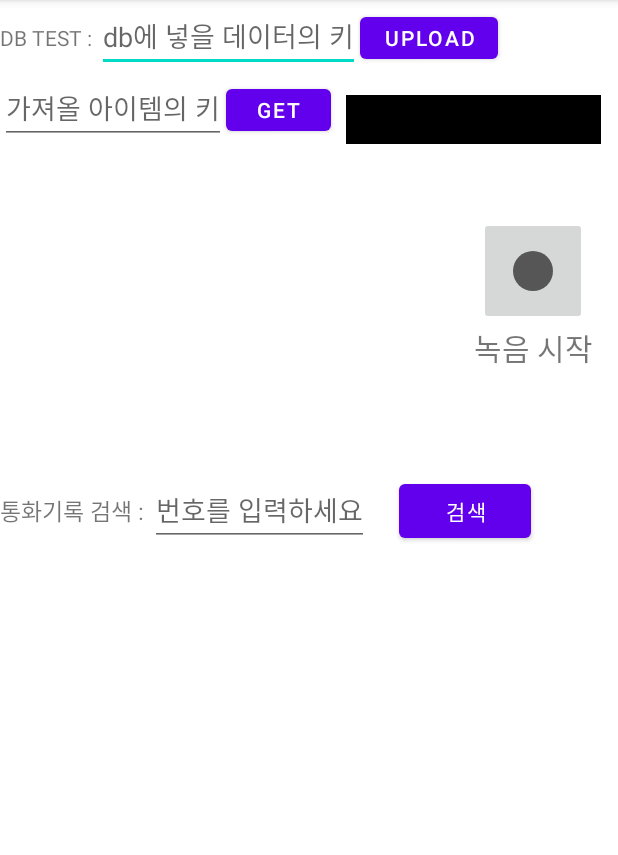
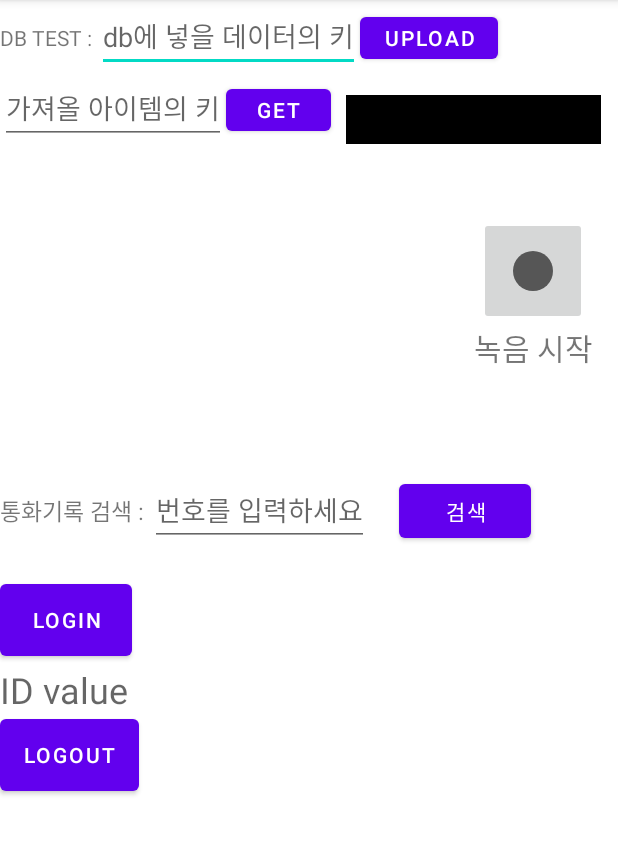
Before and after one commit to DGU-Post-IT/DangNaGwiGwi, an Android app: the screen it shows after launch (MainActivity), on a phone screen of 412 x 824 dp, the part 84-939 px from its top. Run offline under Robolectric (Android 15) with nearby library versions, the phone set to English and light mode, and no system bars; our stand-ins replace Firebase (no records; nobody signed in at launch, a user with empty details on screens opened directly); libraries missing offline, so code that uses them is left out: com.firebase.ui; 1 statement that could not run was skipped.

Commit message:
feat 로그인 기능 추가

```diff
--- a/app/build.gradle
+++ b/app/build.gradle
@@ -27,6 +27,9 @@ android {
         sourceCompatibility JavaVersion.VERSION_1_8
         targetCompatibility JavaVersion.VERSION_1_8
     }
+    viewBinding{
+        enabled true
+    }
 }
 
 dependencies {
@@ -40,6 +43,7 @@ dependencies {
 
     implementation platform('com.google.firebase:firebase-bom:28.4.2')
     implementation 'com.google.firebase:firebase-analytics'
+    implementation 'com.firebaseui:firebase-ui-auth:7.2.0'
 
     // Declare the dependency for the Cloud Firestore library
     // When using the BoM, you don't specify versions in Firebase library dependencies
--- a/app/src/main/java/com/example/postit/MainActivity.java
+++ b/app/src/main/java/com/example/postit/MainActivity.java
@@ -1,6 +1,7 @@
 package com.example.postit;
 
 import android.Manifest;
+import android.content.Intent;
 import android.content.pm.PackageManager;
 import android.database.Cursor;
 import android.media.MediaPlayer;
@@ -17,16 +18,25 @@ import android.widget.ImageButton;
 import android.widget.ImageView;
 import android.widget.TextView;
 
+import androidx.activity.result.ActivityResultCallback;
+import androidx.activity.result.ActivityResultLauncher;
 import androidx.annotation.NonNull;
 import androidx.appcompat.app.AppCompatActivity;
 import androidx.core.app.ActivityCompat;
 import androidx.recyclerview.widget.LinearLayoutManager;
 import androidx.recyclerview.widget.RecyclerView;
 
+import com.example.postit.databinding.ActivityMainBinding;
+import com.firebase.ui.auth.AuthUI;
+import com.firebase.ui.auth.FirebaseAuthUIActivityResultContract;
+import com.firebase.ui.auth.IdpResponse;
+import com.firebase.ui.auth.data.model.FirebaseAuthUIAuthenticationResult;
 import com.google.android.gms.tasks.OnCompleteListener;
 import com.google.android.gms.tasks.OnFailureListener;
 import com.google.android.gms.tasks.OnSuccessListener;
 import com.google.android.gms.tasks.Task;
+import com.google.firebase.auth.FirebaseAuth;
+import com.google.firebase.auth.FirebaseUser;
 import com.google.firebase.firestore.DocumentReference;
 import com.google.firebase.firestore.DocumentSnapshot;
 import com.google.firebase.firestore.FirebaseFirestore;
@@ -35,19 +45,25 @@ import java.io.File;
 import java.io.IOException;
 import java.text.SimpleDateFormat;
 import java.util.ArrayList;
+import java.util.Arrays;
 import java.util.Date;
 import java.util.HashMap;
+import java.util.List;
 import java.util.Map;
 
 public class MainActivity extends AppCompatActivity {
 
 
     //남현 - 211029 오디오 변수 추가
-    /**xml 변수*/
+    /**
+     * xml 변수
+     */
     ImageButton audioRecordImageBtn;
     TextView audioRecordText;
 
-    /**오디오 파일 관련 변수*/
+    /**
+     * 오디오 파일 관련 변수
+     */
     // 오디오 권한
     private String recordPermission = Manifest.permission.RECORD_AUDIO;
     private int PERMISSION_CODE = 21;
@@ -63,10 +79,11 @@ public class MainActivity extends AppCompatActivity {
     private Boolean isPlaying = false;
     ImageView playIcon;
 
-    /** 리사이클러뷰 */
+    /**
+     * 리사이클러뷰
+     */
     private AudioAdapter audioAdapter;
     private ArrayList<Uri> audioList;
-
 
 
     //남현 - 211031 통화기록 검색 변수 추가
@@ -74,21 +91,39 @@ public class MainActivity extends AppCompatActivity {
     TextView textView_call;
     EditText editText_callNumber;
 
-
-
+    private ActivityMainBinding binding;
     @Override
     protected void onCreate(Bundle savedInstanceState) {
         super.onCreate(savedInstanceState);
-        setContentView(R.layout.activity_main);
+        binding = ActivityMainBinding.inflate(getLayoutInflater());
+        setContentView(binding.getRoot());
 
         DBtest();
         record();
         callNumber();
 
+        bindLoginoutButton();
+
+
+    }
+
+    private void bindLoginoutButton() {
+        binding.loginButton.setOnClickListener((v)->{
+            loginStart();
+        });
+        binding.logoutButton.setOnClickListener((v)->{
+            AuthUI.getInstance()
+                    .signOut(this)
+                    .addOnCompleteListener(new OnCompleteListener<Void>() {
+                        public void onComplete(@NonNull Task<Void> task) {
+                            binding.idTextView.setText("로그아웃 됨");
+                        }
+                    });
+        });
     }
 
     //남현, 집민 - 211029 DBtest추가
-    public void DBtest(){
+    public void DBtest() {
         Button uploadButton = (Button) findViewById(R.id.upload_button);
         Button queryButton = (Button) findViewById(R.id.get_data_button);
 
@@ -106,14 +141,13 @@ public class MainActivity extends AppCompatActivity {
         user.put("first", "Ada");
         user.put("last", "Lovelace");
         user.put("born", 1815);
-        uploadButton.setOnClickListener(v->{
+        uploadButton.setOnClickListener(v -> {
             String temp = editText.getText().toString();
-            uploadData(db,user,temp);
+            uploadData(db, user, temp);
         });
 
 
-
-        queryButton.setOnClickListener(v->{
+        queryButton.setOnClickListener(v -> {
             String key = keyEditText.getText().toString();
             DocumentReference docRef = db.collection("users").document(key);
             docRef.get().addOnCompleteListener(new OnCompleteListener<DocumentSnapshot>() {
@@ -138,7 +172,7 @@ public class MainActivity extends AppCompatActivity {
     }
 
     //집민 - 211030 DBtest 데이터 업로드/다운로드 추가
-    private void uploadData(FirebaseFirestore db, Map<String, Object> user,String temp) {
+    private void uploadData(FirebaseFirestore db, Map<String, Object> user, String temp) {
         db.collection("users").document(temp)
                 .set(user)
                 .addOnSuccessListener(new OnSuccessListener<Void>() {
@@ -156,7 +190,6 @@ public class MainActivity extends AppCompatActivity {
     }
 
 
-
     //남현 - 211029 녹음 클래스 추가
     // xml 변수 초기화
     // 리사이클러뷰 생성 및 클릭 이벤트
@@ -167,7 +200,7 @@ public class MainActivity extends AppCompatActivity {
         audioRecordImageBtn.setOnClickListener(new Button.OnClickListener() {
             @Override
             public void onClick(View view) {
-                if(isRecording) {
+                if (isRecording) {
                     // 현재 녹음 중 O
                     // 녹음 상태에 따른 변수 아이콘 & 텍스트 변경
                     isRecording = false; // 녹음 상태 값
@@ -181,7 +214,7 @@ public class MainActivity extends AppCompatActivity {
                      *       1. Audio 권한 체크
                      *       2. 처음으로 녹음 실행한건지 여부 확인
                      * */
-                    if(checkAudioPermission()) {
+                    if (checkAudioPermission()) {
                         // 녹음 상태에 따른 변수 아이콘 & 텍스트 변경
                         isRecording = true; // 녹음 상태 값
                         audioRecordImageBtn.setImageDrawable(getResources().getDrawable(R.drawable.ic_baseline_record_voice_over_24, null)); // 녹음 상태 아이콘 변경
@@ -216,9 +249,9 @@ public class MainActivity extends AppCompatActivity {
 
                 File file = new File(uriName);
 
-                if(isPlaying){
+                if (isPlaying) {
                     // 음성 녹화 파일이 여러개를 클릭했을 때 재생중인 파일의 Icon을 비활성화(비 재생중)으로 바꾸기 위함.
-                    if(playIcon == (ImageView)view){
+                    if (playIcon == (ImageView) view) {
                         // 같은 파일을 클릭했을 경우
                         stopAudio();
                     } else {
@@ -227,11 +260,11 @@ public class MainActivity extends AppCompatActivity {
                         stopAudio();
 
                         // 새로 파일 재생하기
-                        playIcon = (ImageView)view;
+                        playIcon = (ImageView) view;
                         playAudio(file);
                     }
                 } else {
-                    playIcon = (ImageView)view;
+                    playIcon = (ImageView) view;
                     playAudio(file);
                 }
             }
@@ -254,7 +287,7 @@ public class MainActivity extends AppCompatActivity {
         String recordPath = getExternalFilesDir("/").getAbsolutePath();
         // 파일 이름 변수를 현재 날짜가 들어가도록 초기화. 그 이유는 중복된 이름으로 기존에 있던 파일이 덮어 쓰여지는 것을 방지하고자 함.
         String timeStamp = new SimpleDateFormat("yyyyMMdd_HHmmss").format(new Date());
-        audioFileName = recordPath + "/" +"RecordExample_" + timeStamp + "_"+"audio.mp4";
+        audioFileName = recordPath + "/" + "RecordExample_" + timeStamp + "_" + "audio.mp4";
 
         //Media Recorder 생성 및 설정
         mediaRecorder = new MediaRecorder();
@@ -326,15 +359,14 @@ public class MainActivity extends AppCompatActivity {
     }
 
 
-
     //남현 - 211031 전화번호 검색 기능 추가
-    public void callNumber(){
+    public void callNumber() {
         ActivityCompat.requestPermissions(this, new String[]{Manifest.permission.READ_CALL_LOG}, MODE_PRIVATE);
 
-        btn_call = (Button)findViewById(R.id.btn_call);
-        textView_call = (TextView)findViewById(R.id.textView_call);
+        btn_call = (Button) findViewById(R.id.btn_call);
+        textView_call = (TextView) findViewById(R.id.textView_call);
         textView_call.setMovementMethod(new ScrollingMovementMethod());
-        editText_callNumber = (EditText)findViewById(R.id.editText_callNumber);
+        editText_callNumber = (EditText) findViewById(R.id.editText_callNumber);
         btn_call.setOnClickListener(new View.OnClickListener() {
             @Override
             public void onClick(View v) {
@@ -344,12 +376,12 @@ public class MainActivity extends AppCompatActivity {
     }
 
     // 통화기록 DB에서 가져옴
-    public String getCallHistory(){
+    public String getCallHistory() {
         String[] callSet = new String[]{
                 CallLog.Calls.DATE, CallLog.Calls.TYPE, CallLog.Calls.NUMBER, CallLog.Calls.DURATION};
         Cursor c = getContentResolver().query(CallLog.Calls.CONTENT_URI, callSet,
                 null, null, null);
-        if(c.getCount() == 0){
+        if (c.getCount() == 0) {
             return "통화기록 없음";
         }
         StringBuffer callBuff = new StringBuffer();
@@ -358,13 +390,13 @@ public class MainActivity extends AppCompatActivity {
 
         String lookfor = editText_callNumber.getText().toString();
 
-        do{
-            if(c.getString(2).equals(lookfor)){
+        do {
+            if (c.getString(2).equals(lookfor)) {
                 long callData = c.getLong(0);
                 SimpleDateFormat datePattern = new SimpleDateFormat("yyyy-MM-dd");
                 String date_str = datePattern.format(new Date(callData));
                 callBuff.append(date_str + ":");
-                if(c.getInt(1) == CallLog.Calls.INCOMING_TYPE)
+                if (c.getInt(1) == CallLog.Calls.INCOMING_TYPE)
                     callBuff.append("착신 :");
                 else
                     callBuff.append("발신 :");
@@ -374,9 +406,49 @@ public class MainActivity extends AppCompatActivity {
                 callBuff.append(c.getString(3) + "초\n");
             }
 
-        }while(c.moveToNext());
+        } while (c.moveToNext());
 
         c.close();
         return callBuff.toString();
     }
+
+    // 1102 로그인 결과 콜백 등록
+    private final ActivityResultLauncher<Intent> signInLauncher = registerForActivityResult(
+            new FirebaseAuthUIActivityResultContract(),
+            new ActivityResultCallback<FirebaseAuthUIAuthenticationResult>() {
+                @Override
+                public void onActivityResult(FirebaseAuthUIAuthenticationResult result) {
+                    onSignInResult(result);
+                }
+            }
+    );
+    // 로그인 결과 콜백 함수
+    private void onSignInResult(FirebaseAuthUIAuthenticationResult result) {
+        IdpResponse response = result.getIdpResponse();
+        if (result.getResultCode() == RESULT_OK) {
+            // Successfully signed in
+            FirebaseUser user = FirebaseAuth.getInstance().getCurrentUser();
+            binding.idTextView.setText(user.getUid());
+        } else {
+            // Sign in failed. If response is null the user canceled the
+            // sign-in flow using the back button. Otherwise check
+            // response.getError().getErrorCode() and handle the error.
+            // ...
+        }
+    }
+    //로그인 화면 시작
+    void loginStart() {
+        List<AuthUI.IdpConfig> providers = Arrays.asList(
+                new AuthUI.IdpConfig.EmailBuilder().build(),
+                new AuthUI.IdpConfig.GoogleBuilder().build());
+
+        // Create and launch sign-in intent
+        Intent signInIntent = AuthUI.getInstance()
+                .createSignInIntentBuilder()
+                .setAvailableProviders(providers)
+                .build();
+        signInLauncher.launch(signInIntent);
+    }
+
+
 }
--- a/app/src/main/res/layout/activity_main.xml
+++ b/app/src/main/res/layout/activity_main.xml
@@ -162,6 +162,27 @@
         android:scrollbarThumbVertical="@color/black"
         android:scrollbarTrackVertical="@color/white"/>
 
+    <Button
+        android:layout_width="wrap_content"
+        android:layout_height="60dp"
+        android:id="@+id/login_button"
+        android:text="login"
+        />
+    <TextView
+        android:layout_width="200dp"
+        android:layout_height="30dp"
+        android:background="@color/white"
+        android:textColor="@color/black"
+        android:hint="ID value"
+        android:textSize="24sp"
+        android:id="@+id/id_text_view"
+        />
+    <Button
+        android:layout_width="wrap_content"
+        android:layout_height="60dp"
+        android:id="@+id/logout_button"
+        android:text="logout"
+        />
 
 
 
```
